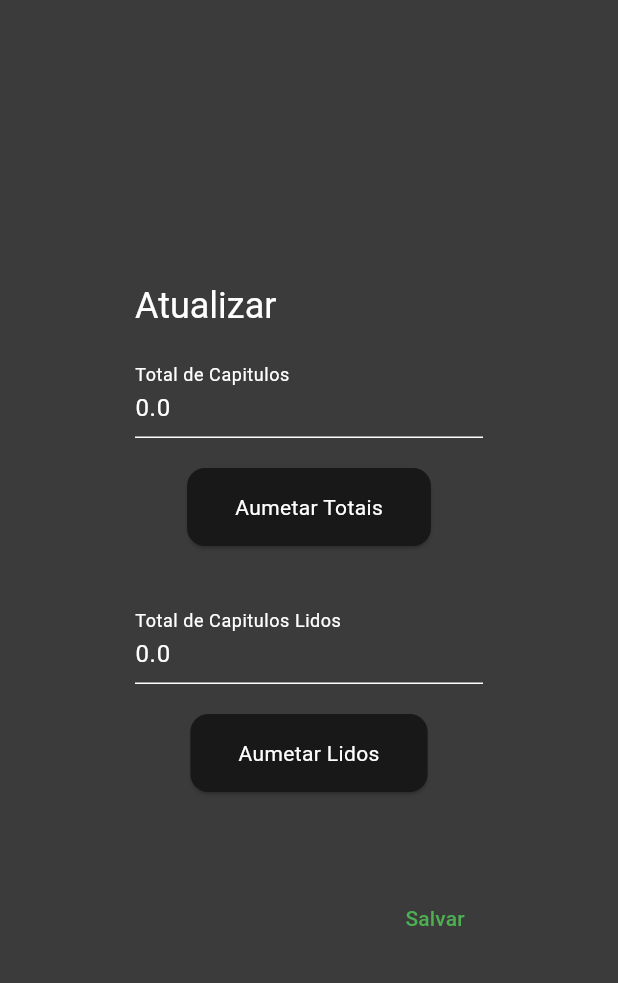
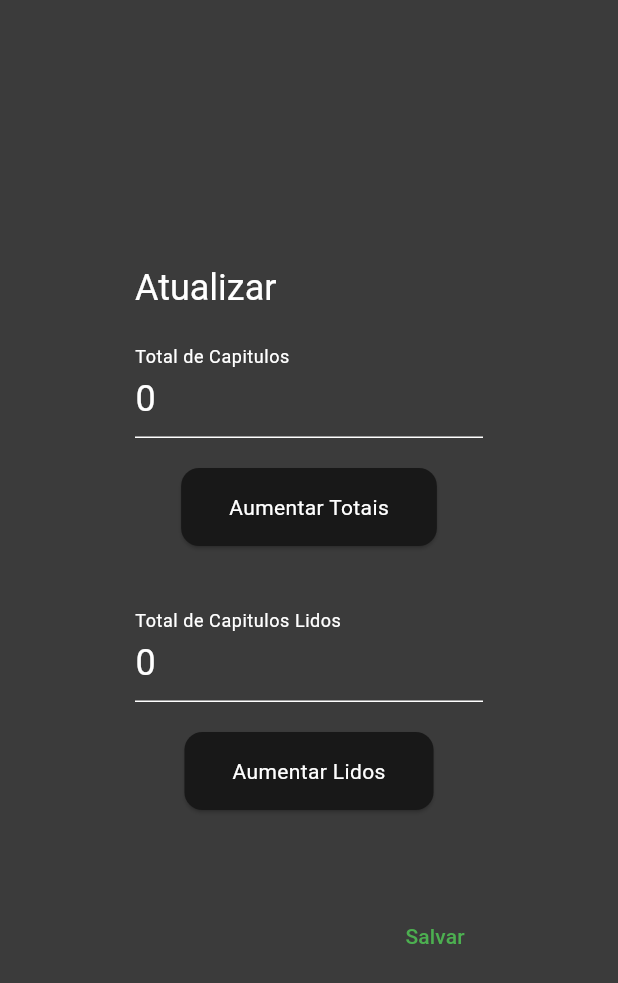
Before and after one commit to Yan-SO/my_manga, a Flutter app: the UpdateFieldsDialog widget shown alone on an empty page, opened directly with empty values, on a phone screen of 412 x 824 dp. Shown: the top 983 px of the screen. Run offline on Flutter 3.47's test engine with Material 3 defaults, Android fonts, the phone set to English and light mode, and no system bars; our stand-ins replace file_picker, image_picker, permission_handler, sqflite, webview_flutter; accounts and stored records are empty.

Commit message:
Refactor and update visual layout for UpdateFieldsDialog
- Adjusted UI elements and overall layout for a more intuitive design in UpdateFieldsDialog.
- Refactored code to improve readability and modularity, removing redundant methods and simplifying field setup.
- Enhanced formatting to ensure decimal points are omitted for whole numbers in chapter count fields.

```diff
--- a/lib/src/data/models/manga_model.dart
+++ b/lib/src/data/models/manga_model.dart
@@ -1,5 +1,3 @@
-import 'dart:ffi';
-
 class MangaModel {
   final int? id;
   final String title;
--- a/lib/src/ui/components/update_fields_dialog.dart
+++ b/lib/src/ui/components/update_fields_dialog.dart
@@ -23,25 +23,25 @@ class UpdateFieldsDialog extends StatefulWidget {
 }
 
 class _UpdateFieldsDialogState extends State<UpdateFieldsDialog> {
-  late TextEditingController _tcharContr;
-  late TextEditingController _rchatContr;
+  late TextEditingController _totalChaptersController;
+  late TextEditingController _chaptersReadController;
   final _formKey = GlobalKey<FormState>();
 
   @override
   void initState() {
     super.initState();
-    _tcharContr = TextEditingController(
-      text: widget.mangaModel.totalChapters.toString(),
+    _totalChaptersController = TextEditingController(
+      text: _formatNumber(widget.mangaModel.totalChapters),
     );
-    _rchatContr = TextEditingController(
-      text: widget.mangaModel.chaptersRead.toString(),
+    _chaptersReadController = TextEditingController(
+      text: _formatNumber(widget.mangaModel.chaptersRead),
     );
   }
 
   @override
   void dispose() {
-    _tcharContr.dispose();
-    _rchatContr.dispose();
+    _totalChaptersController.dispose();
+    _chaptersReadController.dispose();
     super.dispose();
   }
 
@@ -54,103 +54,102 @@ class _UpdateFieldsDialogState extends State<UpdateFieldsDialog> {
         content: Column(
           mainAxisSize: MainAxisSize.min,
           children: [
-            if (widget.total)
-              Column(
-                children: [
-                  TextFormField(
-                    decoration:
-                        const InputDecoration(labelText: "Total de Capitulos"),
-                    keyboardType: TextInputType.number,
-                    controller: _tcharContr,
-                    validator: (value) {
-                      if (value == null || value.isEmpty) {
-                        return 'Por favor, insira o quantos capitulos tem';
-                      }
-                      if (double.tryParse(value) == null) {
-                        return "Por favor, insira um numero valido";
-                      }
-                      return null;
-                    },
-                  ),
-                  const SizedBox(height: 16),
-                  GestureDetector(
-                    onTap: () {
-                      var totalNum = double.tryParse(_tcharContr.text);
-                      if (totalNum != null) {
-                        totalNum++;
-                        _tcharContr.text = totalNum.toString();
-                      }
-                    },
-                    child: const Card(
-                      color: Color.fromARGB(255, 24, 24, 24),
-                      child: Padding(
-                        padding: EdgeInsets.fromLTRB(32, 16, 32, 16),
-                        child: Text('Aumetar Totais'),
-                      ),
-                    ),
-                  ),
-                ],
-              ),
-            if (widget.reads)
-              Column(
-                children: [
-                  const SizedBox(height: 32),
-                  TextFormField(
-                    decoration: const InputDecoration(
-                        labelText: "Total de Capitulos Lidos"),
-                    keyboardType: TextInputType.number,
-                    controller: _rchatContr,
-                    validator: (value) {
-                      if (value == null || value.isEmpty) {
-                        return 'Por favor, insira em qual capitulos esta';
-                      }
-                      if (double.tryParse(value) == null) {
-                        return "Por favor, insira um numero valido";
-                      }
-                      return null;
-                    },
-                  ),
-                  const SizedBox(height: 16),
-                  GestureDetector(
-                    onTap: () {
-                      var readNum = double.tryParse(_rchatContr.text);
-                      if (readNum != null) {
-                        readNum++;
-                        _rchatContr.text = readNum.toString();
-                      }
-                    },
-                    child: const Card(
-                      color: Color.fromARGB(255, 24, 24, 24),
-                      child: Padding(
-                        padding: EdgeInsets.fromLTRB(32, 16, 32, 16),
-                        child: Text('Aumetar Lidos'),
-                      ),
-                    ),
-                  ),
-                ],
-              ),
+            if (widget.total) _buildTotalChaptersField(),
+            if (widget.reads) _buildChaptersReadField(),
             const SizedBox(height: 32),
           ],
         ),
         actions: [
           TextButton(
-            onPressed: () {
-              if (_formKey.currentState!.validate()) {
-                final newManga = widget.mangaModel.copyWith(
-                  totalChapters: double.parse(_tcharContr.text),
-                  chaptersRead: double.parse(_rchatContr.text),
-                  lastRead: DateTime.now(),
-                );
-                widget.repository.updateManga(newManga).then((_) {
-                  widget.onUpdate(newManga);
-                  Navigator.of(context).pop();
-                });
-              }
-            },
+            onPressed: _saveMangaUpdates,
             child: const Text('Salvar'),
           ),
         ],
       ),
     );
   }
+
+  Widget _buildTotalChaptersField() {
+    return Column(
+      children: [
+        TextFormField(
+          style: const TextStyle(fontSize: 24),
+          decoration: const InputDecoration(labelText: "Total de Capitulos"),
+          keyboardType: TextInputType.number,
+          controller: _totalChaptersController,
+          validator: _validateNumber,
+        ),
+        const SizedBox(height: 16),
+        _buildIncrementButton("Aumentar Totais",
+            () => _incrementControllerValue(_totalChaptersController)),
+      ],
+    );
+  }
+
+  Widget _buildChaptersReadField() {
+    return Column(
+      children: [
+        const SizedBox(height: 32),
+        TextFormField(
+          style: const TextStyle(fontSize: 24),
+          decoration:
+              const InputDecoration(labelText: "Total de Capitulos Lidos"),
+          keyboardType: TextInputType.number,
+          controller: _chaptersReadController,
+          validator: _validateNumber,
+        ),
+        const SizedBox(height: 16),
+        _buildIncrementButton("Aumentar Lidos",
+            () => _incrementControllerValue(_chaptersReadController)),
+      ],
+    );
+  }
+
+  Widget _buildIncrementButton(String label, VoidCallback onTap) {
+    return GestureDetector(
+      onTap: onTap,
+      child: Card(
+        color: Color.fromARGB(255, 24, 24, 24),
+        child: Padding(
+          padding: EdgeInsets.symmetric(horizontal: 32, vertical: 16),
+          child: Text(label),
+        ),
+      ),
+    );
+  }
+
+  String? _validateNumber(String? value) {
+    if (value == null || value.isEmpty) {
+      return 'Por favor, insira um número';
+    }
+    if (double.tryParse(value) == null) {
+      return 'Por favor, insira um número válido';
+    }
+    return null;
+  }
+
+  void _incrementControllerValue(TextEditingController controller) {
+    final currentValue = double.tryParse(controller.text);
+    if (currentValue != null) {
+      controller.text = (currentValue + 1).toString();
+    }
+  }
+
+  void _saveMangaUpdates() {
+    if (_formKey.currentState!.validate()) {
+      final updatedManga = widget.mangaModel.copyWith(
+        totalChapters: double.parse(_totalChaptersController.text),
+        chaptersRead: double.parse(_chaptersReadController.text),
+        lastRead: DateTime.now(),
+      );
+      widget.repository.updateManga(updatedManga).then((_) {
+        widget.onUpdate(updatedManga);
+        Navigator.of(context).pop();
+      });
+    }
+  }
+
+  String _formatNumber(double number) {
+    return number % 1 == 0 ? number.toInt().toString() : number.toString();
+  }
 }
```
